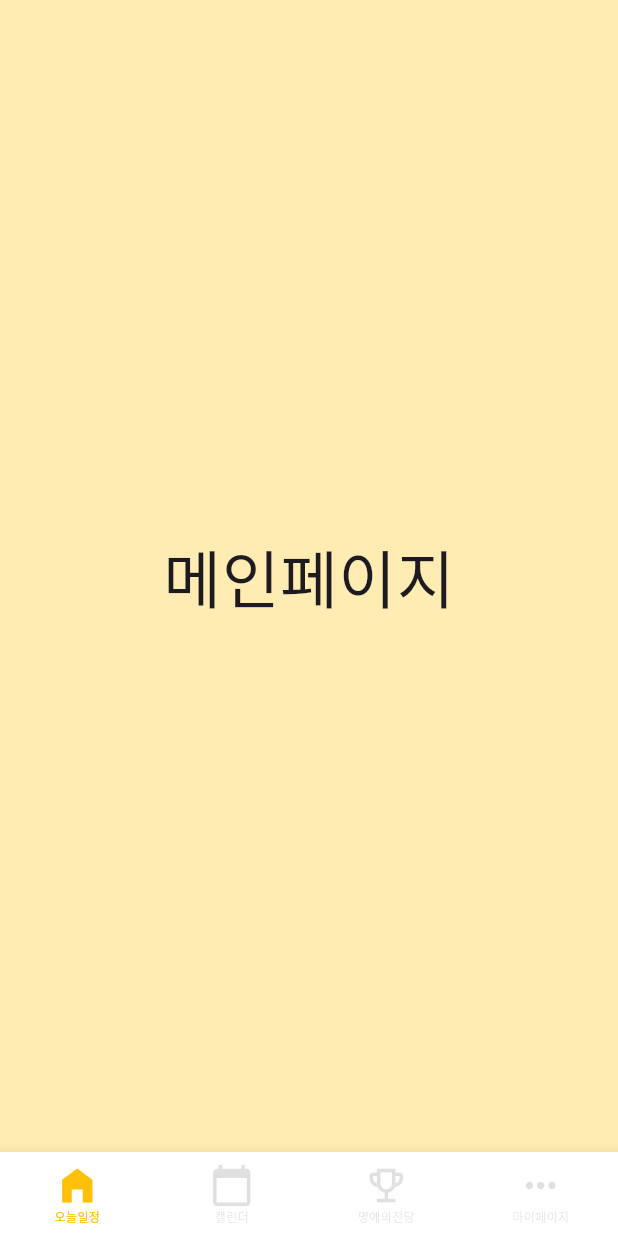
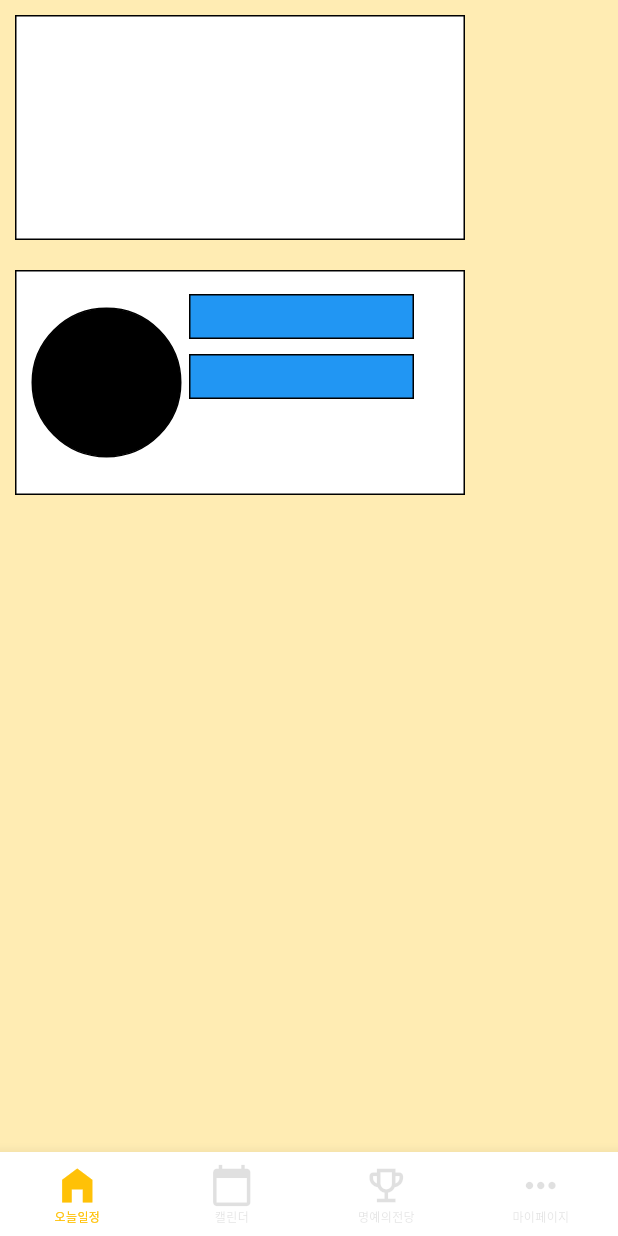
Before and after one commit to Dahagochi/Daha-gochi, a Flutter app: the screen it shows after launch, on a phone screen of 412 x 824 dp. Run offline on Flutter 3.47's test engine with Material 3 defaults, Android fonts, the light colour scheme and no system bars.

Commit message:
화면 구성에 필요한 위젯 임시생성

```diff
--- a/lib/mainPage.dart
+++ b/lib/mainPage.dart
@@ -1,12 +1,78 @@
 import 'package:flutter/material.dart';
+
+// 위젯 임시위치 다시 정렬하기 (화면 크기에 따라 자동으로 정렬하는 위젯??)
+// 캐릭터 대사 txt asset 작성하기
+// 게이지 표시 위젯 찾아보기
+// 캐릭터 임시 이미지 가져오기
+// 계획리스트 표시하는 컨테이너 리스트화
 
 class MainPage extends StatelessWidget {
   @override
   Widget build(BuildContext context) {
     return Scaffold(
       backgroundColor: Colors.amber[100],
-      body: Center(
-        child: Text("메인페이지", textScaleFactor: 3.0),
+      body: Column(
+        children: [
+          Container(               // 계획 리스트를 나열할 임시 컨테이너 (화면 상단에 정렬)
+            height: 150,
+            width: 300,
+            padding: EdgeInsets.all(10),
+            margin: EdgeInsets.all(10),
+            decoration: BoxDecoration(
+              color: Colors.white,
+              border: Border.all(color: Colors.black),
+            ),
+          ),
+          Container(               // 현재 키우고있는 캐릭터와 캐릭터의 정보를 표시할 컨테이너 (화면 하단에 정렬)
+            height: 150,
+            width: 300,
+            padding: EdgeInsets.all(10),
+            margin: EdgeInsets.all(10),
+            decoration: BoxDecoration(
+              color: Colors.white,
+              border: Border.all(color: Colors.black),
+            ),
+            child: Row(
+              children: [
+                Container(           // 캐릭터 이미지 표시  (중앙 정렬)
+                  decoration: BoxDecoration(
+                    shape: BoxShape.circle,
+                    color: Colors.black,
+                    border: Border.all(color: Colors.black),
+                  ),
+                  width: 100,
+                  height: 100,
+                ),
+                Container(          // 대사, 성장도 게이지 표시  (중앙 정렬)
+                  child: Column(
+                    children: [
+                      Container(        // 캐릭터 대사 컨테이너
+                        height: 30,
+                        width: 150,
+                        padding: EdgeInsets.all(5),
+                        margin: EdgeInsets.all(5),
+                        decoration: BoxDecoration(
+                          color: Colors.blue,
+                          border: Border.all(color: Colors.black),
+                        ),
+                      ),
+                      Container(         // 성장도 게이지 컨테이너
+                        height: 30,
+                        width: 150,
+                        padding: EdgeInsets.all(5),
+                        margin: EdgeInsets.all(5),
+                        decoration: BoxDecoration(
+                          color: Colors.blue,
+                          border: Border.all(color: Colors.black),
+                        ),
+                      ),
+                    ],
+                  ),
+                ),
+              ],
+            ),
+          )
+        ],
       ),
     );
   }
```
